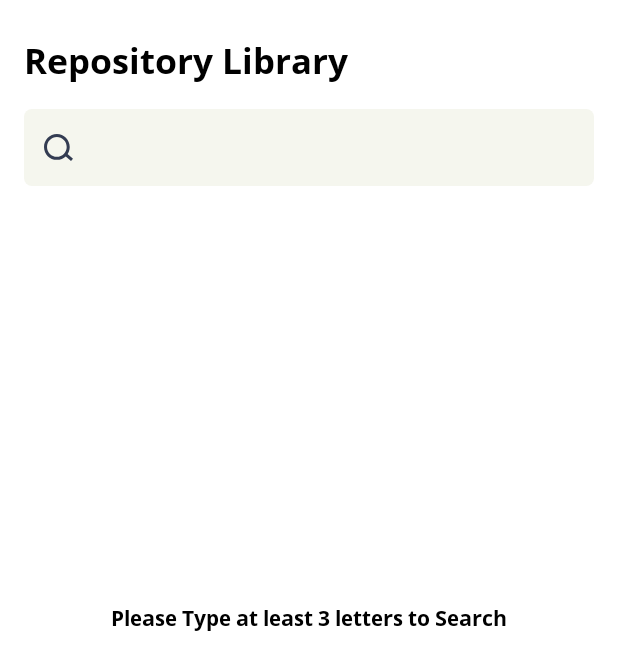
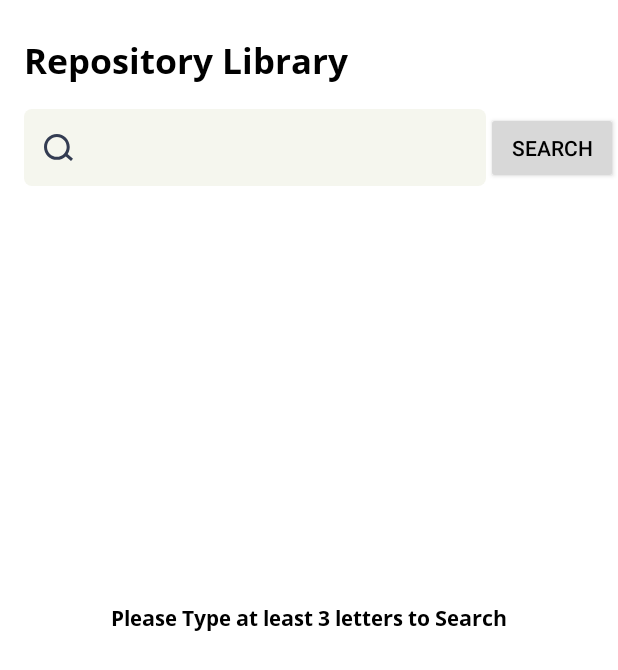
Before and after one commit to qasimrider/github-search, an Android app: the screen it shows after launch (MainActivity), on a phone screen of 412 x 824 dp. Shown: the top 670 px of the screen. Run offline under Robolectric (Android 15) with nearby library versions, the phone set to English and light mode, and no system bars; our stand-ins replace data binding; 6 statements that could not run were skipped.

Commit message:
1.Search through proper way

```diff
--- a/common/src/main/res/values/colors.xml
+++ b/common/src/main/res/values/colors.xml
@@ -8,4 +8,5 @@
     <color name="red_700">#E62228</color>
     <color name="black">#FF000000</color>
     <color name="white">#FFFFFFFF</color>
+    <color name="alto">#D8D8D8</color>
 </resources>
--- a/featureGithubSearch/src/main/java/com/dawn/featuregithubsearch/ui/GitHubReposListFragment.kt
+++ b/featureGithubSearch/src/main/java/com/dawn/featuregithubsearch/ui/GitHubReposListFragment.kt
@@ -62,7 +62,9 @@ class GitHubReposListFragment : BaseFragment<GithubIntent, GitHubAction, GitHubS
     override fun attachListeners() {
         super.attachListeners()
         viewBinding.searchEditText.requestFocus()
-        viewBinding.searchEditText.doOnTextChanged { text, _, _, _ ->
+
+        viewBinding.searchButton.setOnClickListener {
+            viewBinding.searchEditText.run {
                 if (text.toString() != previousText) {
                     text?.let {
                         it.length
@@ -70,6 +72,7 @@ class GitHubReposListFragment : BaseFragment<GithubIntent, GitHubAction, GitHubS
                             .runIfTrue {
                                 previousText = text.toString()
                                 dispatchIntent(GithubIntent.SearchCharacter(text.toString()))
+                            }
                     }
                 }
             }
@@ -118,14 +121,14 @@ class GitHubReposListFragment : BaseFragment<GithubIntent, GitHubAction, GitHubS
     private fun populateList(reposData: GitHubRepoView) {
         if (reposData.repoList.isNotEmpty()) {
             viewBinding.resultCount.visible()
-            viewBinding.resultCount.text = getString(R.string.results, reposData.totalCount.toString())
+            viewBinding.resultCount.text =
+                getString(R.string.results, reposData.totalCount.toString())
             viewBinding.typeSearchMessage.gone()
             adapter.submitList(reposData.repoList)
-        }
-        else{
+        } else {
             viewBinding.resultCount.gone()
             viewBinding.typeSearchMessage.visible()
-            viewBinding.typeSearchMessage.text= getString(R.string.no_match_found)
+            viewBinding.typeSearchMessage.text = getString(R.string.no_match_found)
         }
     }
     //endregion
--- a/featureGithubSearch/src/main/res/layout/git_hub_repo_detail_fragment.xml
+++ b/featureGithubSearch/src/main/res/layout/git_hub_repo_detail_fragment.xml
@@ -91,7 +91,7 @@
                 android:layout_height="wrap_content"
                 android:layout_marginStart="42dp"
                 android:fontFamily="@font/open_sans_regular"
-                android:text="Forks"
+                android:text="@string/forks"
                 android:textColor="@color/black"
                 android:textSize="15sp"
                 app:layout_constraintStart_toStartOf="parent"
@@ -130,7 +130,7 @@
                 android:layout_marginStart="42dp"
                 android:layout_marginTop="8dp"
                 android:fontFamily="@font/open_sans_regular"
-                android:text="Issues"
+                android:text="@string/issues"
                 android:textColor="@color/black"
                 android:textSize="15sp"
                 app:layout_constraintStart_toStartOf="parent"
@@ -170,7 +170,7 @@
                 android:layout_marginStart="42dp"
                 android:layout_marginTop="8dp"
                 android:fontFamily="@font/open_sans_regular"
-                android:text="Starred By"
+                android:text="@string/starred_by"
                 android:textColor="@color/black"
                 android:textSize="15sp"
                 app:layout_constraintStart_toStartOf="parent"
--- a/featureGithubSearch/src/main/res/layout/git_hub_repos_list_fragment.xml
+++ b/featureGithubSearch/src/main/res/layout/git_hub_repos_list_fragment.xml
@@ -26,29 +26,42 @@
             android:layout_marginTop="24dp"
             android:layout_marginEnd="16dp"
             android:fontFamily="@font/open_sans_bold"
-            android:text="Repository Library"
+            android:text="@string/repository_library"
             android:textColor="@color/black"
             android:textSize="23dp"
             app:layout_constraintEnd_toEndOf="parent"
             app:layout_constraintStart_toStartOf="parent"
             app:layout_constraintTop_toTopOf="parent" />
 
+
         <EditText
             android:id="@+id/searchEditText"
             android:layout_width="0dp"
             android:layout_height="wrap_content"
             android:layout_marginTop="16dp"
-            android:textColor="@color/black"
             android:background="@drawable/corner_background"
             android:drawableLeft="@drawable/ic_search"
-            android:padding="13dp"
+            android:drawablePadding="13dp"
             android:imeOptions="actionDone"
             android:inputType="text"
-            android:drawablePadding="13dp"
-            app:layout_constraintEnd_toEndOf="@+id/repositoryLibTitle"
+            android:padding="13dp"
+            android:textColor="@color/black"
+            app:layout_constraintEnd_toStartOf="@+id/searchButton"
             app:layout_constraintStart_toStartOf="@+id/repositoryLibTitle"
             app:layout_constraintTop_toBottomOf="@+id/repositoryLibTitle" />
 
+
+        <Button
+            android:id="@+id/searchButton"
+            android:layout_width="wrap_content"
+            android:layout_height="wrap_content"
+            android:text="@string/search"
+            app:backgroundTint="@color/alto"
+            android:textSize="14sp"
+            android:textColor="@color/black"
+            app:layout_constraintBottom_toBottomOf="@+id/searchEditText"
+            app:layout_constraintEnd_toEndOf="parent"
+            app:layout_constraintTop_toTopOf="@+id/searchEditText" />
 
         <TextView
             android:id="@+id/resultCount"
@@ -58,9 +71,9 @@
             android:layout_marginTop="24dp"
             android:layout_marginEnd="16dp"
             android:text="@string/results"
-            android:visibility="gone"
             android:textColor="@color/grey"
             android:textSize="16sp"
+            android:visibility="gone"
             app:layout_constraintEnd_toEndOf="parent"
             app:layout_constraintStart_toStartOf="parent"
             app:layout_constraintTop_toBottomOf="@+id/searchEditText" />
@@ -91,11 +104,11 @@
             android:layout_height="wrap_content"
             android:layout_marginStart="24dp"
             android:layout_marginEnd="24dp"
+            android:fontFamily="@font/open_sans_bold"
             android:gravity="center"
+            android:text="@string/please_type_at_least_3_letters_to_search"
+            android:textColor="@color/black"
             android:textSize="14sp"
-            android:textColor="@color/black"
-            android:fontFamily="@font/open_sans_bold"
-            android:text="@string/please_type_at_least_3_letters_to_search"
             app:layout_constraintBottom_toBottomOf="parent"
             app:layout_constraintEnd_toEndOf="parent"
             app:layout_constraintStart_toStartOf="parent"
--- a/featureGithubSearch/src/main/res/values/strings.xml
+++ b/featureGithubSearch/src/main/res/values/strings.xml
@@ -5,4 +5,9 @@
     <string name="no_match_found">No Match Found</string>
     <string name="please_type_at_least_3_letters_to_search">Please Type at least 3 letters to Search</string>
     <string name="results">%s results</string>
+    <string name="repository_library">Repository Library</string>
+    <string name="search">Search</string>
+    <string name="forks">Forks</string>
+    <string name="starred_by">Starred By</string>
+    <string name="issues">Issues</string>
 </resources>
```
Lines whose indentation alone changed are shown as unchanged.
